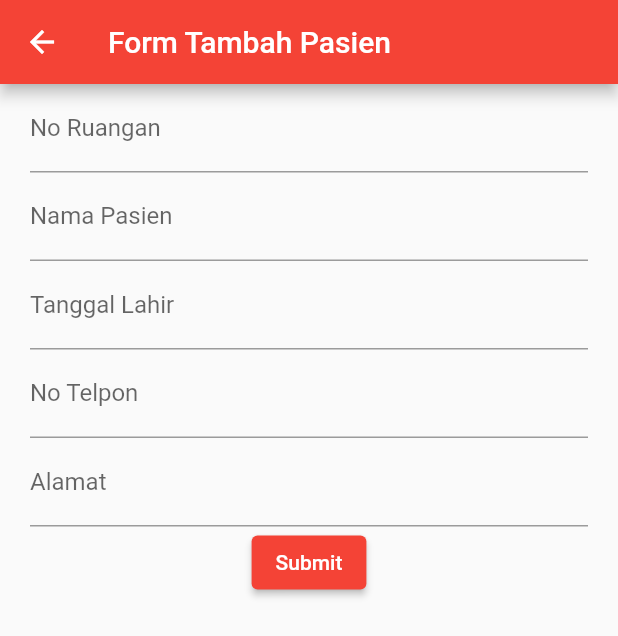
After one commit to 17207168/penjualantiketonline, a Flutter app: the screen it shows after launch, after a tap on the "add" icon, on a phone screen of 412 x 824 dp. The commit adds this screen. Shown: the top 636 px of the screen. Run offline on Flutter 3.47's test engine with Material 2 defaults, Android fonts, the phone set to English and light mode, and no system bars.

Commit message:
17.5A.26 : Pasien Form

```diff
--- a/lib/main.dart
+++ b/lib/main.dart
@@ -1,6 +1,7 @@
 import 'package:flutter/material.dart';
 import 'package:klinik_app/ui/pasien/pasien_page.dart';
 import 'package:klinik_app/ui/pegawai/pegawai_page.dart';
+import 'package:klinik_app/ui/poli/poli_form.dart';
 import 'package:klinik_app/ui/poli/poli_page.dart';
 
 void main() {
@@ -18,7 +19,7 @@ class MyApp extends StatelessWidget {
       theme: ThemeData(
         primarySwatch: Colors.red,
       ),
-      home: const PoliPageWidget(),
+      home: const PasienPageWidget(),
     );
   }
 }
--- a/lib/ui/pasien/pasien_detail.dart
+++ b/lib/ui/pasien/pasien_detail.dart
@@ -21,10 +21,6 @@ class _PasienDetailWidgetState extends State<PasienDetailWidget> {
         children: [
           const SizedBox(
             height: 20,
-          ),
-          Text(
-            "Id Pasien : ${widget.pasien.id}",
-            style: const TextStyle(fontSize: 20),
           ),
           const SizedBox(
             height: 20,
--- /dev/null
+++ b/lib/ui/pasien/pasien_form.dart
@@ -0,0 +1,97 @@
+import 'package:flutter/material.dart';
+import 'package:klinik_app/model/Pasien.dart';
+import 'package:klinik_app/ui/pasien/pasien_detail.dart';
+import 'package:klinik_app/ui/poli/poli_detail.dart';
+
+class PasienForm extends StatefulWidget {
+  const PasienForm({super.key});
+
+  @override
+  State<PasienForm> createState() => _PasienFormState();
+}
+
+class _PasienFormState extends State<PasienForm> {
+  final _formKey = GlobalKey<FormState>();
+  final _namaPasienCtrl = TextEditingController();
+  final _noRmCtrl = TextEditingController();
+  final _tglLahir = TextEditingController();
+  final _noTelp = TextEditingController();
+  final _alamat = TextEditingController();
+
+  @override
+  Widget build(BuildContext context) {
+    return Scaffold(
+      appBar: AppBar(title: const Text("Form Tambah Pasien")),
+      body: Container(
+        margin: const EdgeInsets.only(left: 20, right: 20),
+        child: SingleChildScrollView(
+          child: Form(
+            key: _formKey,
+            child: Column(
+              children: [
+                _fieldNoRm(),
+                _fieldNamaPasien(),
+                _fieldTglLahir(),
+                _fieldNoTelp(),
+                _fieldAlamat(),
+                _tombolSimpan()
+              ],
+            ),
+          ),
+        ),
+      ),
+    );
+  }
+
+  _fieldNamaPasien() {
+    return TextField(
+      decoration: const InputDecoration(labelText: "Nama Pasien"),
+      controller: _namaPasienCtrl,
+    );
+  }
+
+  _fieldNoRm() {
+    return TextField(
+      decoration: const InputDecoration(labelText: "No Ruangan"),
+      controller: _noRmCtrl,
+    );
+  }
+
+  _fieldTglLahir() {
+    return TextField(
+      decoration: const InputDecoration(labelText: "Tanggal Lahir"),
+      controller: _tglLahir,
+    );
+  }
+
+  _fieldNoTelp() {
+    return TextField(
+      decoration: const InputDecoration(labelText: "No Telpon"),
+      controller: _noTelp,
+    );
+  }
+
+  _fieldAlamat() {
+    return TextField(
+      decoration: const InputDecoration(labelText: "Alamat"),
+      controller: _alamat,
+    );
+  }
+
+  _tombolSimpan() {
+    return ElevatedButton(
+        onPressed: () {
+          Pasien pasien = Pasien(
+              noRm: _noRmCtrl.text,
+              nama: _namaPasienCtrl.text,
+              tglLahir: _tglLahir.text,
+              noTelp: _noTelp.text,
+              alamat: _alamat.text);
+          Navigator.pushReplacement(
+              context,
+              MaterialPageRoute(
+                  builder: (context) => PasienDetailWidget(pasien: pasien)));
+        },
+        child: const Text("Submit"));
+  }
+}
--- a/lib/ui/pasien/pasien_page.dart
+++ b/lib/ui/pasien/pasien_page.dart
@@ -1,5 +1,6 @@
 import 'package:flutter/material.dart';
 import 'package:klinik_app/model/Pasien.dart';
+import 'package:klinik_app/ui/pasien/pasien_form.dart';
 import 'package:klinik_app/ui/pasien/pasien_item.dart';
 
 class PasienPageWidget extends StatefulWidget {
@@ -44,6 +45,13 @@ class _PasienPageWidgetState extends State<PasienPageWidget> {
                   alamat: "Jl. Slipi")),
         ],
       ),
+      floatingActionButton: FloatingActionButton(
+        onPressed: () {
+          Navigator.push(context,
+              MaterialPageRoute(builder: (context) => const PasienForm()));
+        },
+        child: const Icon(Icons.add),
+      ),
     );
   }
 }
```
Also changed, not shown: lib/ui/poli/poli_form.dart (added, +52 -0 lines), lib/ui/poli/poli_page.dart (+8 -0 lines).
